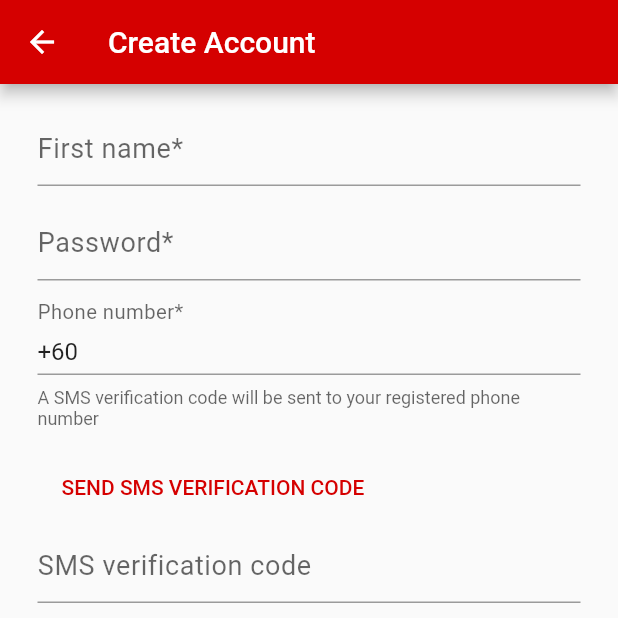
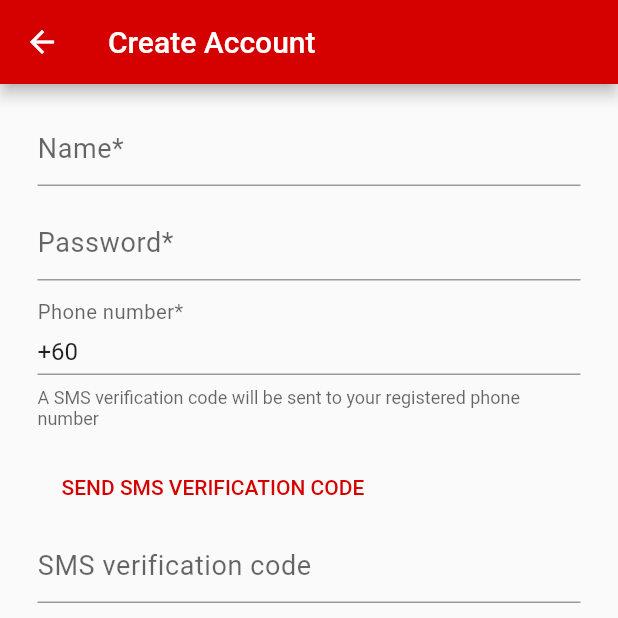
Before and after one commit to yewfu33/delivery_app, a Flutter app: the RegisterView screen opened directly, on a phone screen of 412 x 824 dp, the top half of it. Run offline on Flutter 3.47's test engine with Material 2 defaults, Android fonts, the phone set to English and light mode, and no system bars; our stand-ins replace firebase_messaging, flutter_easyrefresh, get_it, google_fonts, google_maps_flutter, location and 2 more; missing offline and left inert: flutter_config, google_maps_place_picker, signalr_client; accounts and stored records are empty.

Commit message:
edit text

```diff
--- a/lib/views/register_view.dart
+++ b/lib/views/register_view.dart
@@ -50,7 +50,7 @@ class _RegisterViewState extends State<RegisterView> {
                         child: TextFormField(
                           validator: model.nameFieldValidator,
                           onSaved: model.nameFieldOnSave,
-                          decoration: myDecoration('First name*', null),
+                          decoration: myDecoration('Name*', null),
                         ),
                       ),
                       Padding(
```
